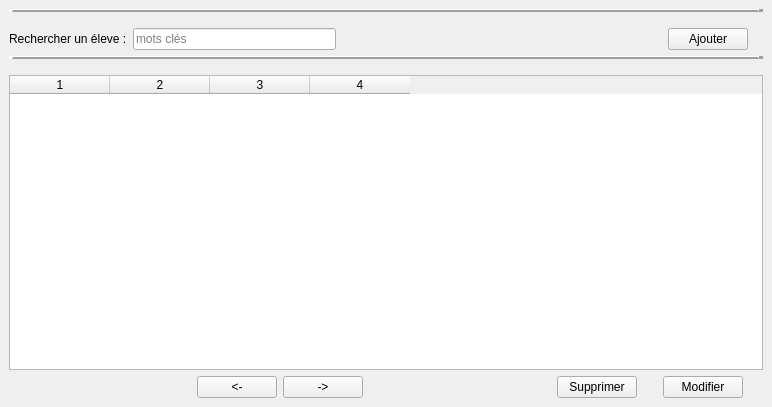
This is inscription.ui in joslyn-86/Gestionnaire-d-Inscriptions as Qt 5 draws it before an edit. The edited form follows.
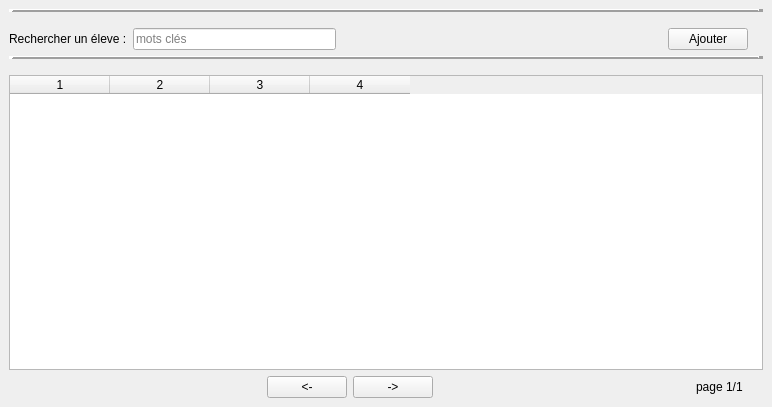
This is the edited form.

```diff
--- a/inscription.ui
+++ b/inscription.ui
@@ -235,32 +235,9 @@
        </spacer>
       </item>
       <item>
-       <widget class="QPushButton" name="supprimer">
+       <widget class="QLabel" name="pageLabel">
         <property name="text">
-         <string>Supprimer</string>
-        </property>
-       </widget>
-      </item>
-      <item>
-       <spacer name="horizontalSpacer_3">
-        <property name="orientation">
-         <enum>Qt::Horizontal</enum>
-        </property>
-        <property name="sizeType">
-         <enum>QSizePolicy::Fixed</enum>
-        </property>
-        <property name="sizeHint" stdset="0">
-         <size>
-          <width>20</width>
-          <height>20</height>
-         </size>
-        </property>
-       </spacer>
-      </item>
-      <item>
-       <widget class="QPushButton" name="modifier">
-        <property name="text">
-         <string>Modifier</string>
+         <string>page 1/1</string>
         </property>
        </widget>
       </item>
```
